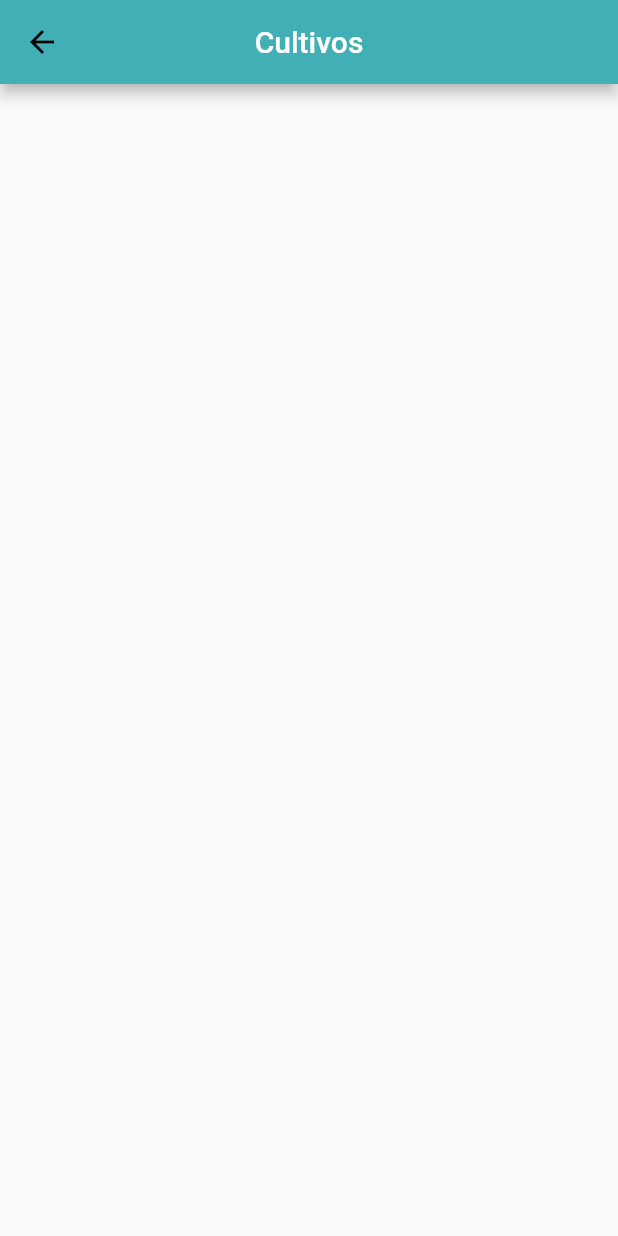
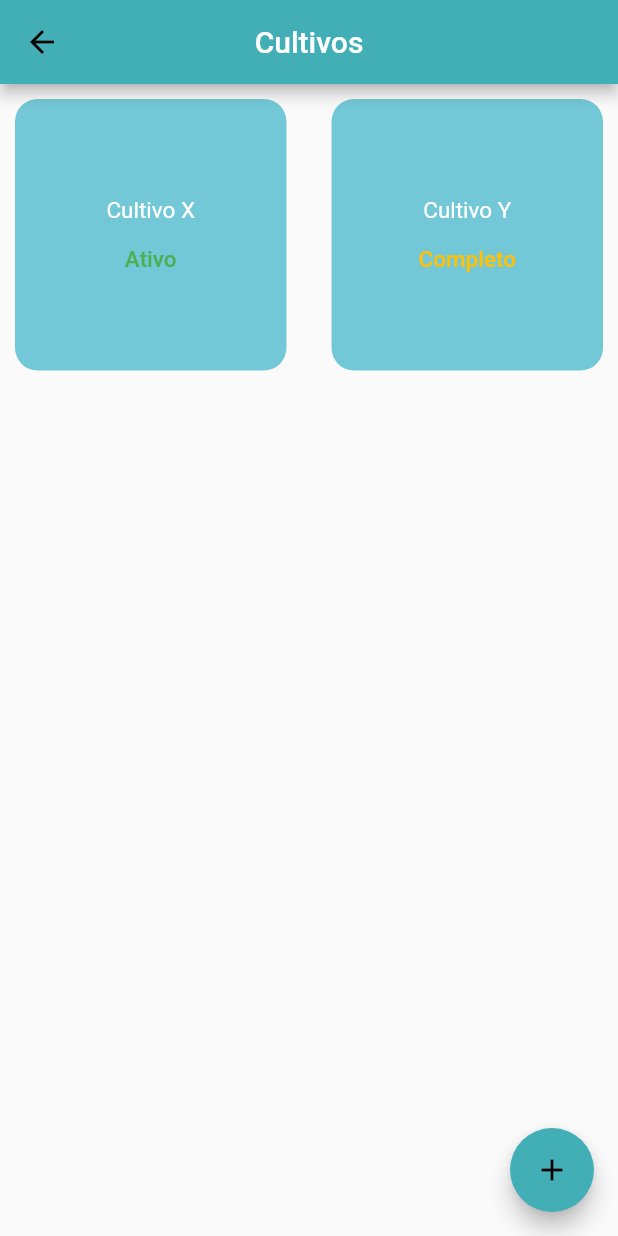
Before and after one commit to wthadeo/germinaApp, a Flutter app: the screen it shows after launch, after a tap on "Iniciar", after a tap on "Cultivos", on a phone screen of 412 x 824 dp. Run offline on Flutter 3.47's test engine with Material 2 defaults, Android fonts, the phone set to English and light mode, and no system bars; our stand-ins replace fl_chart.

Commit message:
Crops innit

```diff
--- a/germina_app/lib/communicator/communicator.dart
+++ b/germina_app/lib/communicator/communicator.dart
@@ -1,9 +1,13 @@
+import 'package:germina_app/models/crop.dart';
 import 'package:germina_app/models/sensors/sensor.dart';
-import 'package:germina_app/models/irrigations/irrigation.dart';
+import 'package:germina_app/models/irrigation.dart';
 
 class Communicator {
 
   static Sensor currentSensor = Sensor('', '', '', '');
   //static Irrigation currentIrrigator;
+  static Crop currentCrop = Crop('', '', 0, true);
+  //static Nutrient currentNutrient;
+  //static Report currentReport;
 
 }
--- a/germina_app/lib/main.dart
+++ b/germina_app/lib/main.dart
@@ -1,4 +1,5 @@
 import 'package:flutter/material.dart';
+import 'package:germina_app/repositories/crops_repository.dart';
 import 'package:germina_app/repositories/sensors_repository.dart';
 import 'package:germina_app/screens/crops/crops.dart';
 import 'package:germina_app/screens/home_page.dart';
@@ -23,8 +24,16 @@ Map<int, Color> color = {
 };
 
 void main() {
-  runApp(ChangeNotifierProvider(
-    create: (context) => SensorsRepository(),
+  runApp(MultiProvider(
+    providers: [
+      ChangeNotifierProvider<SensorsRepository>(
+        create: (context) => SensorsRepository(),
+      ),
+      ChangeNotifierProvider<CropsRepository>(
+        create: (context) => CropsRepository(),
+      ),
+
+    ],
     child: const MyApp(),
   ));
 }
--- /dev/null
+++ b/germina_app/lib/models/crop.dart
@@ -0,0 +1,10 @@
+class Crop{
+
+  String name;
+  String age;
+  int qntOfPlants;
+  bool isActive;
+
+  Crop(this.name, this.age, this.qntOfPlants, this.isActive);
+
+}
--- /dev/null
+++ b/germina_app/lib/repositories/crops_repository.dart
@@ -0,0 +1,27 @@
+import 'dart:collection';
+import 'package:flutter/material.dart';
+import 'package:germina_app/models/crop.dart';
+import 'package:provider/provider.dart';
+
+class CropsRepository extends ChangeNotifier{
+
+  static List<Crop> listOfCrops = [
+    Crop('Cultivo X', '14/10/2021', 2, true),
+    Crop('Cultivo Y', '10/10/2021', 2, false),
+  ];
+
+  UnmodifiableListView<Crop> get lista => UnmodifiableListView(listOfCrops);
+
+  saveAll(List<Crop> sensors){
+    sensors.forEach((sensor) {
+      if(!listOfCrops.contains(sensor)) listOfCrops.add(sensor);
+     });
+    notifyListeners();
+  }
+
+  remove(Crop sensor){
+    listOfCrops.remove(sensor);
+    notifyListeners();
+  }
+
+}
--- a/germina_app/lib/screens/crops/crops.dart
+++ b/germina_app/lib/screens/crops/crops.dart
@@ -1,5 +1,11 @@
 import 'package:flutter/material.dart';
+import 'package:germina_app/communicator/communicator.dart';
 import 'package:germina_app/constants.dart';
+import 'package:germina_app/models/crop.dart';
+import 'package:germina_app/repositories/crops_repository.dart';
+import 'package:germina_app/screens/crops/crop_add.dart';
+import 'package:germina_app/screens/crops/crop_information.dart';
+import 'package:provider/provider.dart';
 
 class CropsPage extends StatefulWidget {
   const CropsPage({Key? key}) : super(key: key);
@@ -9,8 +15,13 @@ class CropsPage extends StatefulWidget {
 }
 
 class _CropsPageState extends State<CropsPage> {
+  late CropsRepository cropRep;
+  static List<Crop> crops = CropsRepository.listOfCrops;
+
   @override
   Widget build(BuildContext context) {
+    cropRep = Provider.of<CropsRepository>(context);
+
     return Scaffold(
       appBar: AppBar(
         centerTitle: true,
@@ -19,6 +30,84 @@ class _CropsPageState extends State<CropsPage> {
           style: TextStyle(color: Colors.white, fontSize: 20.0),
         ),
         backgroundColor: primaryColor,
-    ));
+      ),
+      body: GridView.builder(
+          itemCount: crops.length,
+          gridDelegate: const SliverGridDelegateWithFixedCrossAxisCount(
+              crossAxisCount: 2,
+              childAspectRatio: 1,
+              crossAxisSpacing: 10,
+              mainAxisSpacing: 20),
+          itemBuilder: (context, index) => SensorView(index, context)),
+      floatingActionButton: FloatingActionButton(
+        backgroundColor: primaryColor,
+        onPressed: () {
+          Navigator.of(context)
+              .push(MaterialPageRoute(builder: (context) => const CropAdd()));
+        },
+        child: const Icon(Icons.add),
+      ),
+    );
   }
 }
+
+// ignore: non_constant_identifier_names
+Widget SensorView(int index, dynamic context) {
+  String name = _CropsPageState.crops[index].name;
+  bool active = _CropsPageState.crops[index].isActive;
+
+  return GestureDetector(
+    onTap: () {
+      Communicator.currentCrop = CropsRepository.listOfCrops[index];
+      Navigator.of(context)
+          .push(MaterialPageRoute(builder: (context) => CropInformation()));
+    },
+    child: Container(
+      height: 300,
+      width: 200,
+      alignment: Alignment.center,
+      decoration: BoxDecoration(
+        color: secondaryColor,
+        borderRadius: BorderRadius.circular(15),
+      ),
+      margin: const EdgeInsets.all(10.0),
+      child: Column(
+        mainAxisAlignment: MainAxisAlignment.center,
+        children: [
+          Text(
+            name,
+            style: const TextStyle(
+              color: Colors.white,
+              fontSize: 15.0,
+            ),
+          ),
+          SizedBox(height: 15.0,),
+          Text(
+            isActive(active),
+            style: TextStyle(
+              color: activeColor(active),
+              fontSize: 15.0,
+              fontWeight: FontWeight.w500
+            ),
+          ),
+        ],
+      ),
+    ),
+  );
+}
+
+Color activeColor(bool active){
+  if (active) {
+    return Colors.green;
+  } else {
+    return Colors.amber;
+  }
+}
+
+String isActive(bool isActive) {
+  if (isActive) {
+    return "Ativo";
+  } else {
+    return "Completo";
+  }
+}
```
Also changed, not shown: germina_app/lib/models/note.dart (added, +8 -0 lines), germina_app/lib/screens/crops/crop_add.dart (added, +17 -0 lines), germina_app/lib/screens/crops/crop_information.dart (added, +12 -0 lines), germina_app/lib/models/irrigation.dart (renamed from germina_app/lib/models/irrigations/irrigation.dart). Lines whose indentation alone changed are shown as unchanged.
